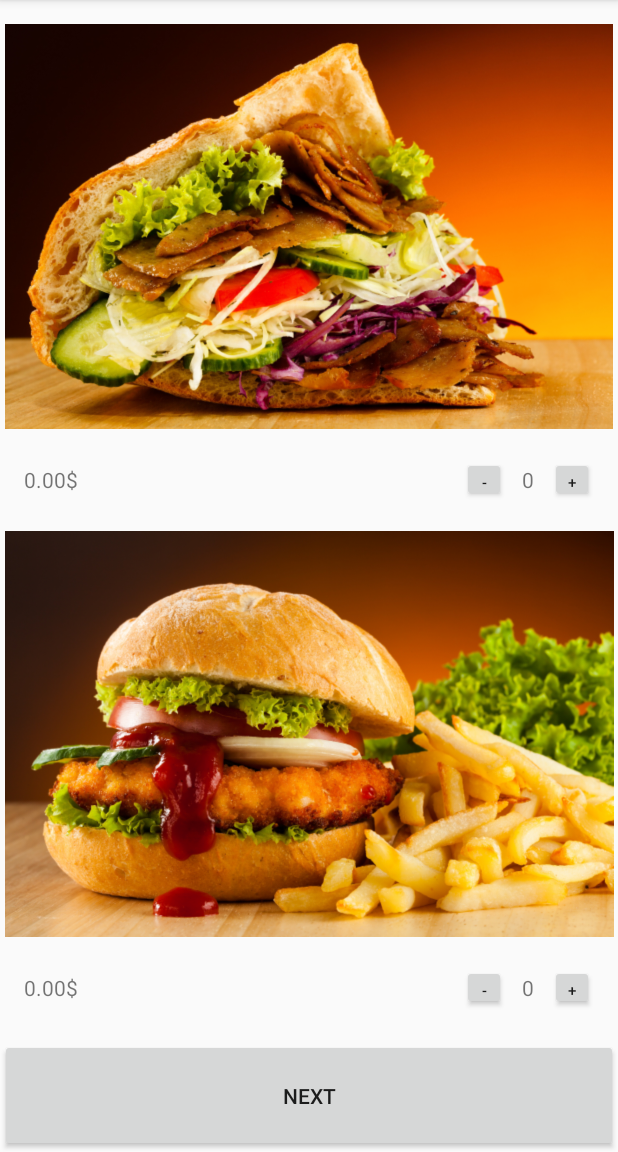
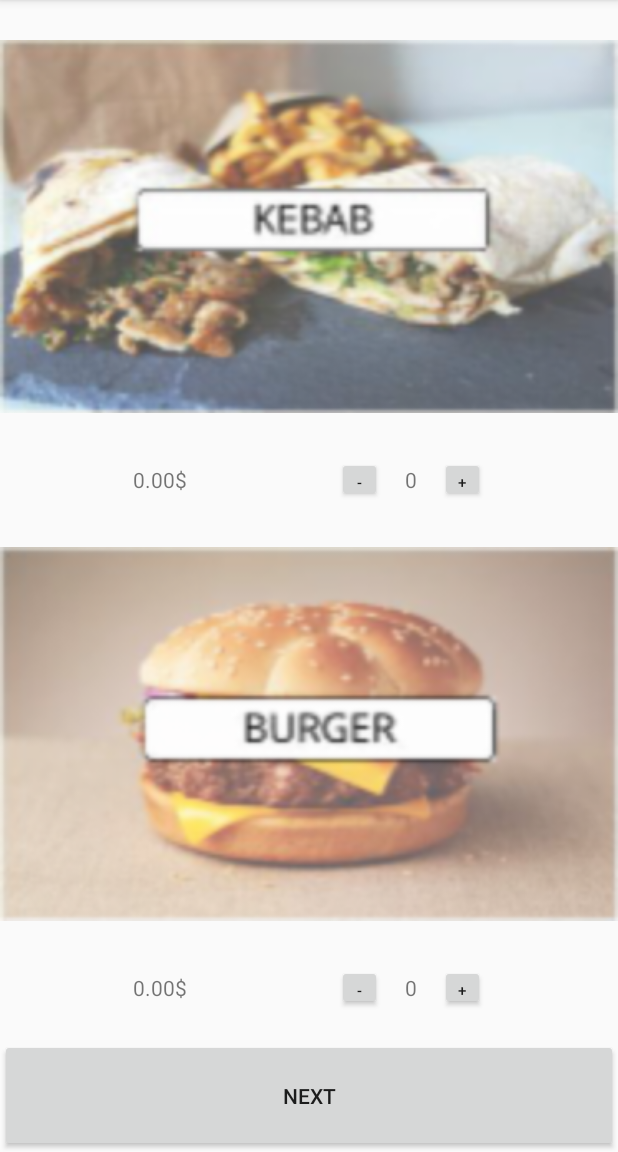
Before and after one commit to GaspardC/UDLE_Android_Food_DeliveryProject, an Android app: the MenuActivity screen opened directly, with no data from a screen before it, on a phone screen of 412 x 824 dp, the part 84-1236 px from its top. Run offline under Robolectric (Android 15) with nearby library versions, the light colour scheme and no system bars.

Commit message:
Improve visual aspect of MenuActivity.

```diff
--- a/UDle/app/src/main/res/layout/activity_menu.xml
+++ b/UDle/app/src/main/res/layout/activity_menu.xml
@@ -12,57 +12,58 @@
     <LinearLayout
         android:id="@+id/MenuActivity_KebabLayout"
         android:orientation="vertical"
-        android:layout_width="fill_parent"
+        android:layout_width="match_parent"
         android:layout_height="0dp"
         android:layout_weight="45">
 
 
         <ImageView
             android:id="@+id/MenuActivity_KebabImage"
-            android:layout_width="fill_parent"
+            android:layout_width="match_parent"
             android:layout_height="0dp"
             android:src="@drawable/kebab"
             android:layout_weight="80"/>
 
         <LinearLayout
-            android:layout_width="fill_parent"
+            android:layout_width="match_parent"
             android:layout_height="0dp"
             android:orientation="horizontal"
             android:layout_weight="20"
             android:layout_marginRight="@dimen/activity_horizontal_margin"
-            android:layout_marginLeft="@dimen/activity_horizontal_margin">
+            android:layout_marginLeft="@dimen/activity_horizontal_margin"
+            android:layout_gravity="center"
+            android:gravity="center">
 
             <TextView
                 android:id="@+id/MenuActivity_KebabTotalMoney"
-                android:layout_width="0dp"
-                android:layout_height="fill_parent"
-                android:layout_weight="49.98"
+                android:layout_width="wrap_content"
+                android:layout_height="match_parent"
                 android:text="0.00$"
                 android:editable="false"
-                android:gravity="center_vertical" />
+                android:gravity="center_vertical"
+                android:layout_marginRight="100dp" />
 
             <Button
                 android:id="@+id/MenuActivity_KebabMinus"
-                android:layout_width="0dp"
+                android:layout_width="30dp"
                 android:layout_height="30dp"
-                android:layout_weight="5"
                 android:text="-"
                 android:textSize="10dp" />
 
             <TextView
                 android:id="@+id/MenuActivity_KebabNbr"
-                android:layout_width="0dp"
-                android:layout_height="fill_parent"
-                android:layout_weight="5"
+                android:layout_width="wrap_content"
+                android:layout_height="match_parent"
                 android:text="0"
                 android:gravity="center_vertical|center_horizontal"
-                android:inputType="number" />
+                android:inputType="number"
+                android:layout_marginLeft="15dp"
+                android:layout_marginRight="15dp" />
 
             <Button
                 android:id="@+id/MenuActivity_KebabPlus"
-                android:layout_width="0dp"
+                android:layout_width="30dp"
                 android:layout_height="30dp"
-                android:layout_weight="5"
                 android:text="+"
                 android:textSize="10dp" />
 
@@ -75,57 +76,59 @@
     <LinearLayout
         android:id="@+id/MenuActivity_BurgerLayout"
         android:orientation="vertical"
-        android:layout_width="fill_parent"
+        android:layout_width="match_parent"
         android:layout_height="0dp"
         android:layout_weight="45">
 
         <ImageView
             android:id="@+id/MenuActivity_BurgerImage"
-            android:layout_width="fill_parent"
+            android:layout_width="match_parent"
             android:layout_height="0dp"
             android:src="@drawable/burger"
             android:layout_weight="80"/>
 
         <LinearLayout
-            android:layout_width="fill_parent"
+            android:layout_width="match_parent"
             android:layout_height="0dp"
             android:orientation="horizontal"
             android:layout_weight="20"
             android:layout_marginRight="@dimen/activity_horizontal_margin"
-            android:layout_marginLeft="@dimen/activity_horizontal_margin">
+            android:layout_marginLeft="@dimen/activity_horizontal_margin"
+            android:layout_gravity="center"
+            android:gravity="center">
 
             <TextView
                 android:id="@+id/MenuActivity_BurgerTotalMoney"
-                android:layout_width="0dp"
-                android:layout_height="fill_parent"
-                android:layout_weight="49.98"
+                android:layout_width="wrap_content"
+                android:layout_height="match_parent"
                 android:text="0.00$"
                 android:editable="false"
-                android:gravity="center_vertical" />
+                android:gravity="center_vertical"
+                android:layout_marginRight="100dp" />
 
             <Button
                 android:id="@+id/MenuActivity_BurgerMinus"
-                android:layout_width="0dp"
+                android:layout_width="30dp"
                 android:layout_height="30dp"
-                android:layout_weight="5"
                 android:text="-"
-                android:textSize="10sp" />
+                android:textSize="10dp" />
 
             <TextView
                 android:id="@+id/MenuActivity_BurgerNbr"
-                android:layout_width="0dp"
-                android:layout_height="fill_parent"
-                android:layout_weight="5"
+                android:layout_width="wrap_content"
+                android:layout_height="match_parent"
                 android:text="0"
-                android:gravity="center_vertical|center_horizontal" />
+                android:gravity="center_vertical|center_horizontal"
+                android:inputType="number"
+                android:layout_marginLeft="15dp"
+                android:layout_marginRight="15dp" />
 
             <Button
                 android:id="@+id/MenuActivity_BurgerPlus"
-                android:layout_width="0dp"
+                android:layout_width="30dp"
                 android:layout_height="30dp"
-                android:layout_weight="5"
                 android:text="+"
-                android:textSize="10sp" />
+                android:textSize="10dp" />
 
         </LinearLayout>
 
```
Also changed, not shown: UDle/app/src/main/res/drawable-ldpi/burger.png, UDle/app/src/main/res/drawable-ldpi/kebab.png, 3 other files.
